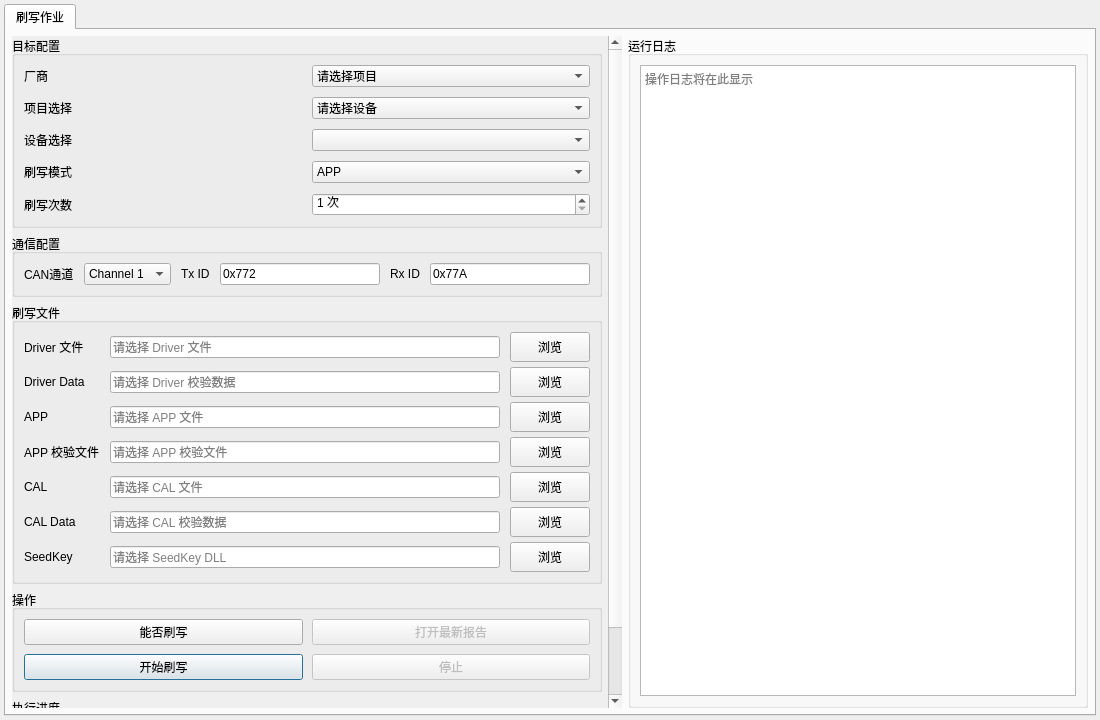
The window that src/ui/qt/main_window.ui (woshidafuyin/UDS_TOOLS) describes before a commit, drawn with Qt 5.
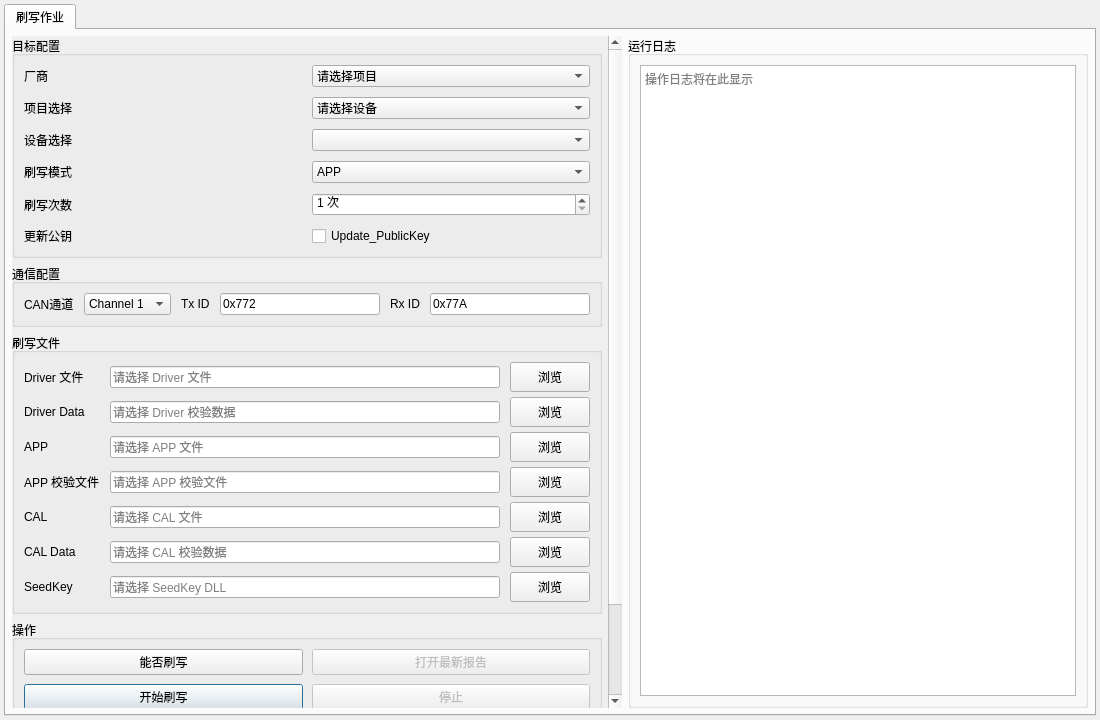
The same window after the commit.

Commit message: feat(chery): add E0Y public key update option

Patch:
```diff
--- a/src/ui/qt/main_window.ui
+++ b/src/ui/qt/main_window.ui
@@ -217,7 +217,30 @@
              </property>
             </widget>
            </item>
-         </layout>
+           <item row="5" column="0">
+            <widget class="QLabel" name="updatePublicKeyLabel">
+             <property name="text">
+              <string>更新公钥</string>
+             </property>
+             <property name="toolTip">
+              <string>奇瑞 E0Y Panel 的 Update_PublicKey 可选项；默认关闭</string>
+             </property>
+            </widget>
+           </item>
+           <item row="5" column="1">
+            <widget class="QCheckBox" name="updatePublicKeyCheckBox">
+             <property name="toolTip">
+              <string>仅奇瑞 E0Y 的 APP/CAL 流程可用；安全解锁后、写 F184 前发送 2E 6F00 和 514 字节公钥</string>
+             </property>
+             <property name="text">
+              <string>Update_PublicKey</string>
+             </property>
+             <property name="checked">
+              <bool>false</bool>
+             </property>
+            </widget>
+           </item>
+          </layout>
         </widget>
        </item>
        <item>
```
The commit also changes 18 other files.
